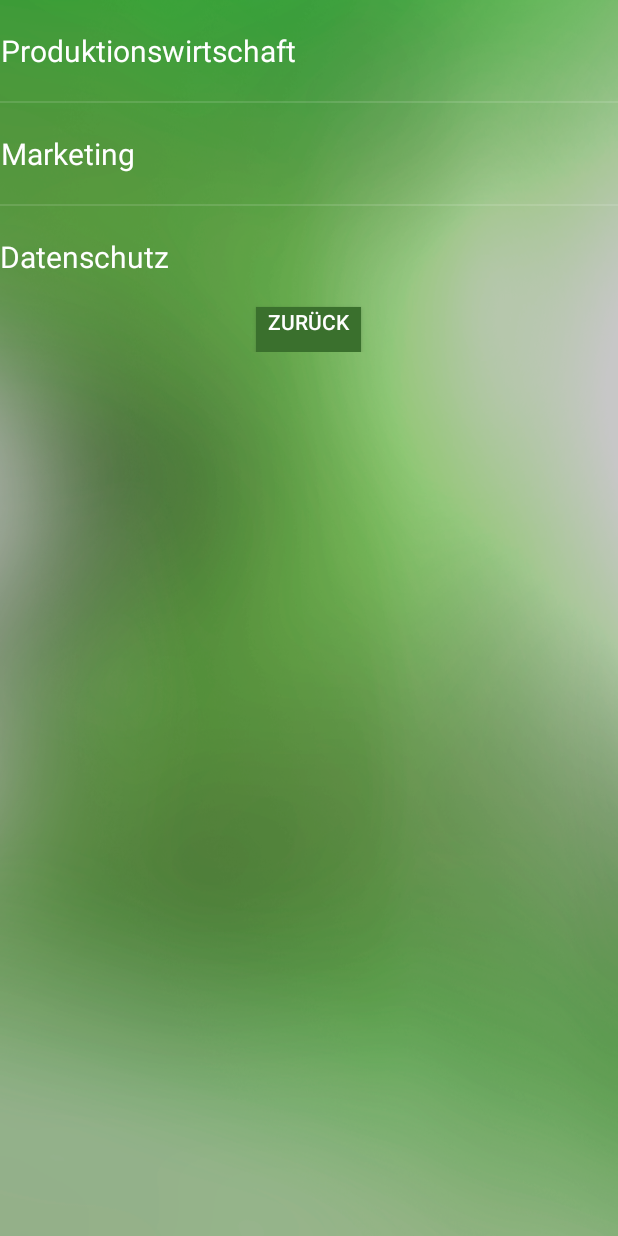
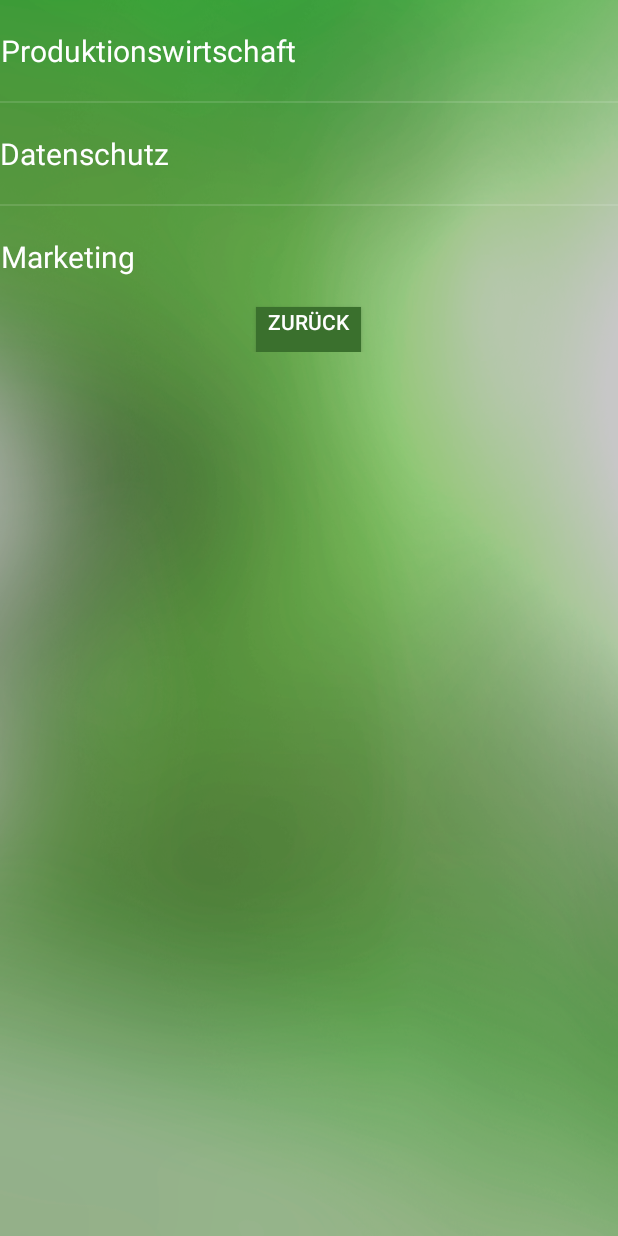
Before and after one commit to frickD/winki, an Android app: the screen it shows after launch (Main_Activity), after a tap on an icon or button, on a phone screen of 412 x 824 dp. Run offline under Robolectric (Android 15) with nearby library versions, the phone set to English and light mode, and no system bars.

Commit message:
Updating the Map

```diff
--- a/app/src/main/java/hochschule/winki/Main_Activity.java
+++ b/app/src/main/java/hochschule/winki/Main_Activity.java
@@ -119,7 +119,6 @@ public class Main_Activity extends AppCompatActivity {
                     public void onItemClick(AdapterView<?> parent, View view, int position, long id) {
                         Intent myIntent = new Intent(Main_Activity.this, WikipediaItem.class);
                         Bundle b = new Bundle();
-                        String test = wikiTitleMap.get(givenSubject[position]);
                         b.putString(WikiTitleBundleKey, wikiTitleMap.get(givenSubject[position]));
                         b.putString(ArticleTitleBundleKey, givenSubject[position]);
                         myIntent.putExtras(b);
--- a/app/src/main/java/hochschule/winki/Subjects.java
+++ b/app/src/main/java/hochschule/winki/Subjects.java
@@ -46,14 +46,14 @@ public class Subjects {
     }*/
 
     public static String[] firstSemester = {"Wirtschaftsmathematik 1", "BWL - Grundlagen", "Wirtschaftsinformatik 1", "Softwareentwicklung 1", "Buchführung"};
-    public static final String[] secondSemester = {"Wirtschaftsprivatrecht 1", "Volkswirtschaft", "Statistik und Operations Research", "Wirtschaftsmathematik 2", "Wirtschaftsinformatik 2", "Softwarentwicklung 2"};
+    public static final String[] secondSemester = {"Wirtschaftsprivatrecht 1", "Volkswirtschaft", "Statistik und Operations Research", "Wirtschaftsmathematik 2", "Softwarentwicklung 2", "Wirtschaftsinformatik 2"};
     public static final String[] thirdSemester = {"Personal und Organisation", "Datenbanksysteme", "Datenkommunikation", "Softwareengineering 1", "Informationssysteme 1"};
     public static final String[] fourthSemester = {"Bilanzierung und Steuern", "Informationssysteme 2", "Softwareengineering 2"};
     //private static final String[] fifthSemester = {"PBLV Seminar", "PBLV Projekt", "Praxisbericht"};
-    public static final String[] sixthSemester = {"Kosten- Und Leistungsrechnung", "Geschäftsprozesse", "Business Simulation"};
+    public static final String[] sixthSemester = {"Kosten- Und Leistungsrechnung", "Business Simulation", "Geschäftsprozesse"};
     //private static final String[] seventhSemester = {"Bachelorarbeit"};
-    public static final String[] wpfgWirtschaft = {"Produktionswirtschaft", "Marketing", "Datenschutz"};
-    public static final String[] wpfgIT = {"Algorithmen und Datenstrukturen", "IT-Sicherheit", "Datenmanagement"};
+    public static final String[] wpfgWirtschaft = {"Produktionswirtschaft", "Datenschutz",  "Marketing"};
+    public static final String[] wpfgIT = {"IT-Sicherheit", "Datenmanagement", "Algorithmen und Datenstrukturen"};
     public static ArrayList<String[]> subjectList() {
         ArrayList<String[]> list = new ArrayList<>();
         list.add(firstSemester);
@@ -133,8 +133,7 @@ public class Subjects {
     //6. Semester
     private static final String[] klr = {"Gemeinkosten", "Einzelkosten", "Kostenstelle"};
     private static final String[] businessSimulation = {"Unternehmensbewertung", "Kleine und mittlere Unternehmen", "Startups"};
-    //TODO: GESCHÄFTSPROZESSE FEHLT BABSI
-    private static final String[] processes = {"Unternehmensbewertung", "Kleine und mittlere Unternehmen", "Startups"};
+    private static final String[] processes = {"Geschäftsprozess", "Geschäftsprozessmodellierung", "BPMN"};
     private static ArrayList<String[]> sixthSemesterList() {
         ArrayList<String[]> list = new ArrayList<>();
         list.add(klr);
@@ -146,8 +145,7 @@ public class Subjects {
     //Wahlpflichtfächergruppe Wirtschaft
     private static final String[] produktionswirtschaft = {"Insourcing", "Outsourcing", "Lean-Management"};
     private static final String[] datenschutz = {"Datenschutzbeauftragter", "TMG", "TKG"};
-    //TODO: MARKETING FEHLT
-    private static final String[] marketing = {"Datenschutzbeauftragter", "TMG", "TKG"};
+    private static final String[] marketing = {"Marketing", "Werbung", "Marketing-Mix"};
     private static ArrayList<String[]> economisSemesterList() {
         ArrayList<String[]> list = new ArrayList<>();
         list.add(produktionswirtschaft);
@@ -159,8 +157,7 @@ public class Subjects {
     //Wahlpflichtfächergruppe IT
     private static final String[] itSicherheit = {"Sicherheitsmanagement", "Access Control", "Risikomanagement"};
     private static final String[] datenmanagement = {"OLAP", "OLTP", "Logdatei"};
-    //TODO: ALGODAT FEHLT
-    private static final String[] algoDat = {"Algo", "Dat"};
+    private static final String[] algoDat = {"Algorithmus", "Datenstruktur", "Compiler"};
     private static ArrayList<String[]> informaticsSemesterList() {
         ArrayList<String[]> list = new ArrayList<>();
         list.add(itSicherheit);
--- a/app/src/main/java/hochschule/winki/WikipediaItem.java
+++ b/app/src/main/java/hochschule/winki/WikipediaItem.java
@@ -38,13 +38,13 @@ public class WikipediaItem  extends AppCompatActivity {
 
         title.setText(b.getString(Main_Activity.ArticleTitleBundleKey));
 
-        try {
+       /* try {
             String test = new RetrieveFeedTask().execute("Marketing").get();
         } catch (InterruptedException e) {
             e.printStackTrace();
         } catch (ExecutionException e) {
             e.printStackTrace();
-        }
+        }*/
     }
 
     private String getArticle(String articleName) throws IOException, JSONException {
```
